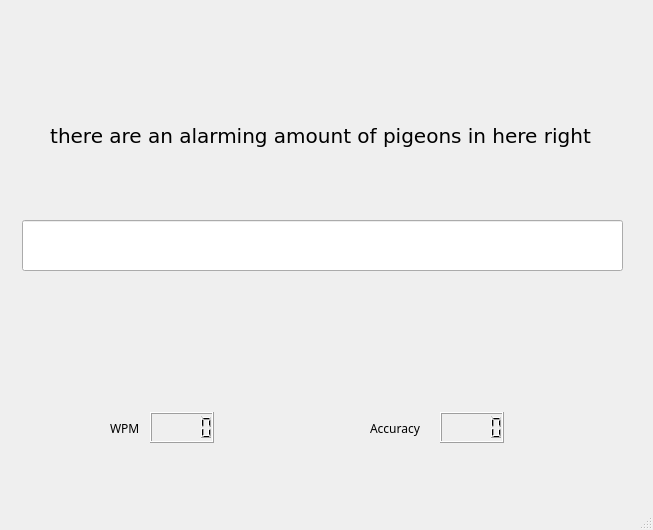
Above: Typing Window.ui from Learn2Developer/Typing-Game before the change. Below: the same form after it.
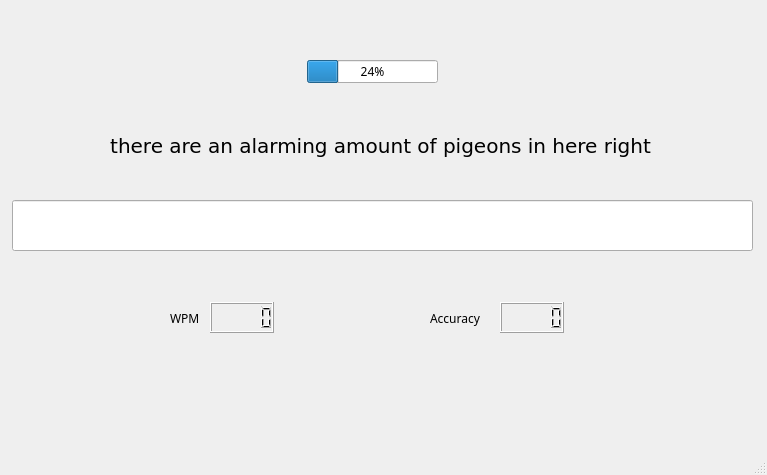
That is the form after the change.

```diff
--- a/Typing Window.ui
+++ b/Typing Window.ui
@@ -6,8 +6,8 @@
    <rect>
     <x>0</x>
     <y>0</y>
-    <width>653</width>
-    <height>530</height>
+    <width>767</width>
+    <height>475</height>
    </rect>
   </property>
   <property name="font">
@@ -23,8 +23,8 @@
     <property name="geometry">
      <rect>
       <x>10</x>
-      <y>100</y>
-      <width>621</width>
+      <y>110</y>
+      <width>741</width>
       <height>71</height>
      </rect>
     </property>
@@ -50,9 +50,9 @@
    <widget class="QLineEdit" name="lineEdit">
     <property name="geometry">
      <rect>
-      <x>22</x>
-      <y>220</y>
-      <width>601</width>
+      <x>12</x>
+      <y>200</y>
+      <width>741</width>
       <height>51</height>
      </rect>
     </property>
@@ -66,8 +66,8 @@
    <widget class="QLCDNumber" name="lcdNumber_WPM">
     <property name="geometry">
      <rect>
-      <x>150</x>
-      <y>412</y>
+      <x>210</x>
+      <y>302</y>
       <width>64</width>
       <height>31</height>
      </rect>
@@ -76,8 +76,8 @@
    <widget class="QLCDNumber" name="lcdNumber_Accuracy">
     <property name="geometry">
      <rect>
-      <x>440</x>
-      <y>412</y>
+      <x>500</x>
+      <y>302</y>
       <width>64</width>
       <height>31</height>
      </rect>
@@ -86,8 +86,8 @@
    <widget class="QLabel" name="label">
     <property name="geometry">
      <rect>
-      <x>110</x>
-      <y>420</y>
+      <x>170</x>
+      <y>310</y>
       <width>31</width>
       <height>17</height>
      </rect>
@@ -99,8 +99,8 @@
    <widget class="QLabel" name="label_2">
     <property name="geometry">
      <rect>
-      <x>370</x>
-      <y>420</y>
+      <x>430</x>
+      <y>310</y>
       <width>62</width>
       <height>17</height>
      </rect>
@@ -109,6 +109,19 @@
      <string>Accuracy</string>
     </property>
    </widget>
+   <widget class="QProgressBar" name="progressBar">
+    <property name="geometry">
+     <rect>
+      <x>307</x>
+      <y>60</y>
+      <width>131</width>
+      <height>23</height>
+     </rect>
+    </property>
+    <property name="value">
+     <number>24</number>
+    </property>
+   </widget>
   </widget>
   <widget class="QStatusBar" name="statusbar"/>
  </widget>
```
